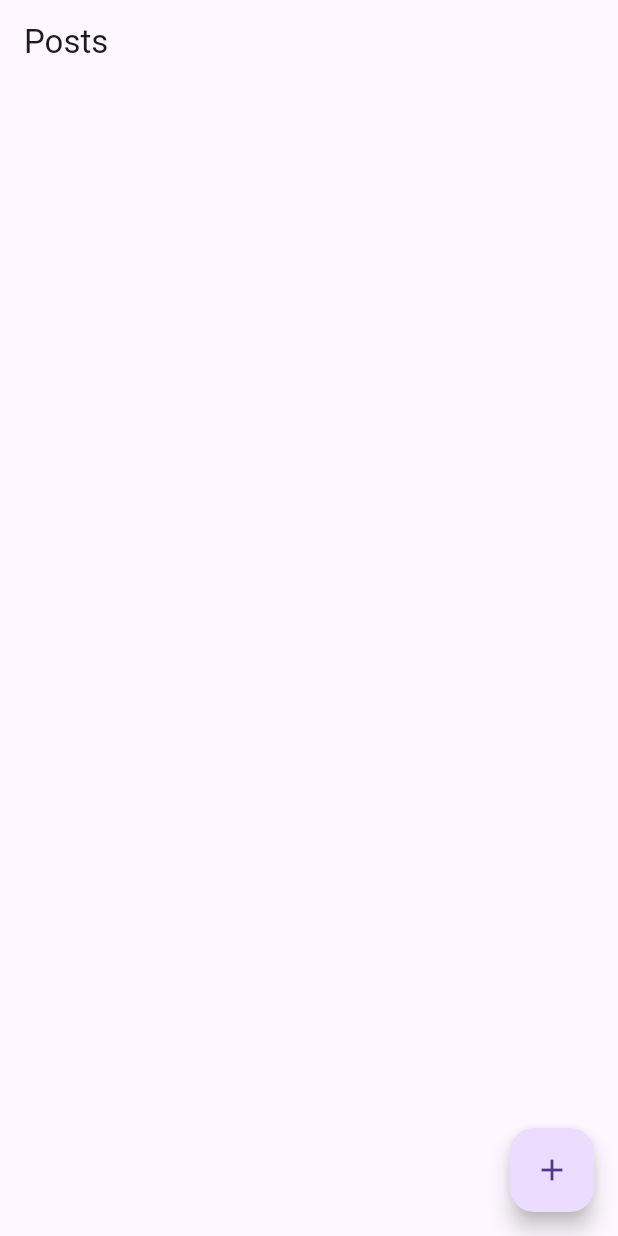
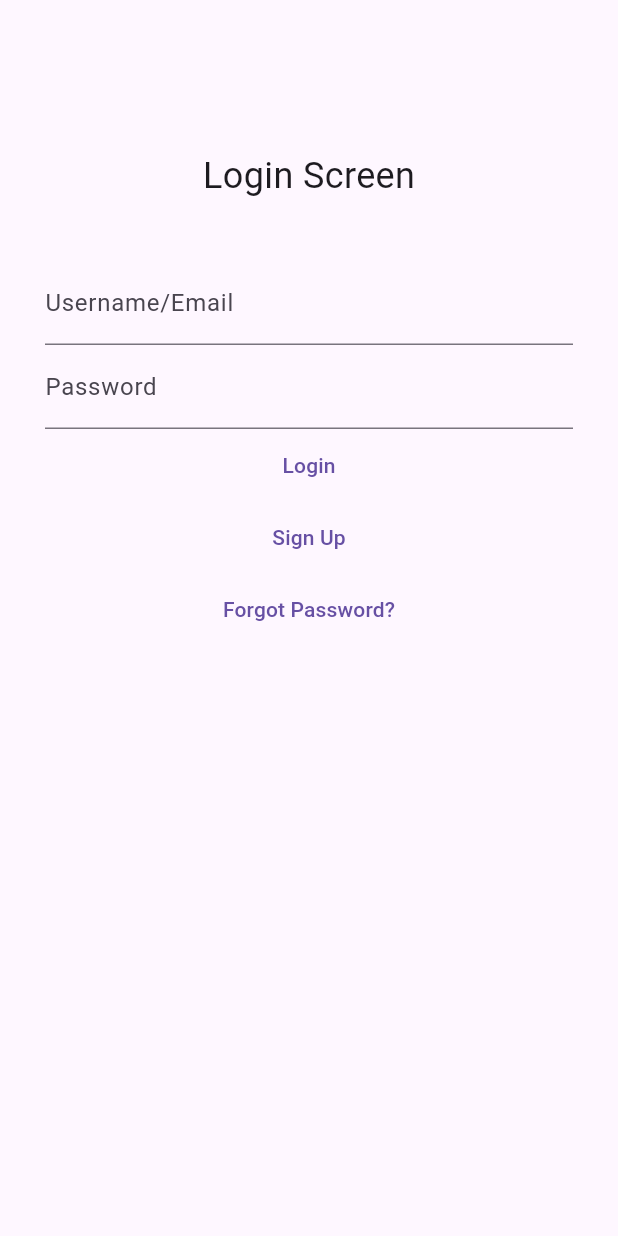
Before and after one commit to TasnimHmida/riverpod_fetch_api, a Flutter app: the screen it shows after launch, on a phone screen of 412 x 824 dp. Run offline on Flutter 3.47's test engine with Material 3 defaults, Android fonts, the phone set to English and light mode, and no system bars; our stand-ins replace auto_route, dartz, flutter_riverpod, freezed_annotation, internet_connection_checker, riverpod_annotation and 1 more; accounts and stored records are empty.

Commit message:
auth login and sign up with no package

```diff
--- /dev/null
+++ b/lib/features/authentication/data/data_sources/auth_remote_data_source.dart
@@ -0,0 +1,48 @@
+import 'package:supabase_flutter/supabase_flutter.dart';
+import '../../../../core/error/exceptions.dart';
+import 'package:dartz/dartz.dart';
+
+abstract class AuthRemoteDataSource {
+  Future<Unit> login(String email, String password);
+
+  Future<Unit> signUp(String email, String password);
+}
+
+class AuthRemoteDataSourceImpl implements AuthRemoteDataSource {
+  final SupabaseClient supabase;
+  AuthRemoteDataSourceImpl({required this.supabase});
+
+  @override
+  Future<Unit> login(String email, String password) async {
+    try {
+      final response =  await supabase.auth.signInWithPassword(
+        email: email,
+        password: password,
+      );
+      // if (response.error == null){
+      //
+      // }
+      print('user logged in successfully');
+      return Future.value(unit);
+    } catch (e) {
+      print('Error logging in');
+      throw ServerException();
+    }
+  }
+
+  @override
+  Future<Unit> signUp(String email, String password) async {
+    try {
+      final response =  await supabase.auth.signUp(
+        email: email,
+        password: password,
+      );
+
+      print('User created successfully');
+      return Future.value(unit);
+    } catch (e) {
+      print('Error creating data');
+      throw ServerException();
+    }
+  }
+}
--- /dev/null
+++ b/lib/features/authentication/domain/repositories/auth_repository.dart
@@ -0,0 +1,9 @@
+import '../../../../core/error/failures.dart';
+import 'package:dartz/dartz.dart';
+
+abstract class AuthRepository {
+  Future<Either<Failure, Unit>> login(String email, String password);
+
+  Future<Either<Failure, Unit>> register(String email, String password);
+
+}
--- /dev/null
+++ b/lib/features/authentication/domain/use_cases/login_usecase.dart
@@ -0,0 +1,13 @@
+import 'package:dartz/dartz.dart';
+import '../../../../core/error/failures.dart';
+import '../repositories/auth_repository.dart';
+
+class LoginUseCase {
+  final AuthRepository repository;
+
+  LoginUseCase(this.repository);
+
+  Future<Either<Failure, Unit>> call(String email, String password) async {
+    return await repository.login(email, password);
+  }
+}
--- /dev/null
+++ b/lib/features/authentication/domain/use_cases/register_usecase.dart
@@ -0,0 +1,12 @@
+import 'package:dartz/dartz.dart';
+import '../../../../core/error/failures.dart';
+import '../repositories/auth_repository.dart';
+class RegisterUseCase {
+  final AuthRepository repository;
+
+  RegisterUseCase(this.repository);
+
+  Future<Either<Failure, Unit>> call(String email, String password) async {
+    return await repository.register(email, password);
+  }
+}
--- /dev/null
+++ b/lib/features/authentication/presentation/pages/login_page.dart
@@ -0,0 +1,85 @@
+import 'package:flutter/foundation.dart';
+import 'package:flutter/material.dart';
+import 'package:flutter_riverpod/flutter_riverpod.dart';
+import 'package:riverpod_fetch_api/features/authentication/presentation/pages/register_page.dart';
+
+import '../providers/auth_provider.dart';
+
+class LoginPage extends ConsumerStatefulWidget {
+  const LoginPage({Key? key}) : super(key: key);
+
+  @override
+  ConsumerState<LoginPage> createState() => _LoginPageState();
+}
+
+class _LoginPageState extends ConsumerState<LoginPage> {
+  final _formKey = GlobalKey<FormState>();
+  final TextEditingController _emailController = TextEditingController();
+  final TextEditingController _passwordController = TextEditingController();
+
+  @override
+  Widget build(BuildContext context) {
+    return Scaffold(
+        body: SingleChildScrollView(
+      child: Padding(
+        padding: const EdgeInsets.symmetric(horizontal: 30, vertical: 100),
+        child: Column(
+          children: [
+            const Text('Login Screen', style: TextStyle(fontSize: 24)),
+            const SizedBox(height: 40),
+            Center(
+              child: Column(
+                mainAxisAlignment: MainAxisAlignment.center,
+                children: <Widget>[
+                  TextField(
+                    controller: _emailController,
+                    decoration:
+                        const InputDecoration(labelText: 'Username/Email'),
+                  ),
+                  TextField(
+                    controller: _passwordController,
+                    decoration: const InputDecoration(labelText: 'Password'),
+                    obscureText: true,
+                  ),
+                  TextButton(
+                    onPressed: () {
+                      // Implement login logic
+                    },
+                    child: const Text('Login'),
+                  ),
+                  TextButton(
+                    onPressed: () {
+                      Navigator.push(
+                        context,
+                        MaterialPageRoute(
+                          builder: (_) => const RegisterPage(),
+                        ),
+                      );
+                    },
+                    child: const Text('Sign Up'),
+                  ),
+                  TextButton(
+                    onPressed: () {
+                      // Navigator.pushNamed(context, '/sign_up');
+                    },
+                    child: const Text('Forgot Password?'),
+                  ),
+                ],
+              ),
+            ),
+          ],
+        ),
+      ),
+    ));
+  }
+
+  void validateFormThenLogin() {
+    final isValid = _formKey.currentState!.validate();
+
+    if (isValid) {
+      ref
+          .read(authStateNotifierProvider.notifier)
+          .login(_emailController.text, _passwordController.text);
+    }
+  }
+}
--- /dev/null
+++ b/lib/features/authentication/presentation/providers/auth_provider.dart
@@ -0,0 +1,10 @@
+import 'package:flutter_riverpod/flutter_riverpod.dart';
+import 'package:riverpod_fetch_api/features/authentication/presentation/providers/state/auth_notifier.dart';
+import 'package:riverpod_fetch_api/features/authentication/presentation/providers/state/auth_state.dart';
+import '../../domain/providers/auth_provider.dart';
+
+final authStateNotifierProvider =
+StateNotifierProvider<AuthNotifier, AuthState>((ref) {
+  final repository = ref.watch(authRepositoryProvider);
+  return AuthNotifier(authRepository: repository);
+});
--- a/lib/main.dart
+++ b/lib/main.dart
@@ -4,6 +4,7 @@ import 'package:supabase_flutter/supabase_flutter.dart';
 import 'core/observers.dart';
 import 'core/routes/app_route.dart';
 import 'core/strings.dart';
+import 'features/authentication/presentation/pages/login_page.dart';
 import 'features/posts/presentation/pages/posts_page.dart';
 
 Future<void> main() async {
@@ -23,7 +24,7 @@ class MyApp extends StatelessWidget {
   @override
   Widget build(BuildContext context) {
     return MaterialApp(
-      home: PostsPage(),
+      home: LoginPage(),
       // routeInformationParser: appRouter.defaultRouteParser(),
       // routerDelegate: appRouter.delegate(),
     );
--- a/pubspec.yaml
+++ b/pubspec.yaml
@@ -31,7 +31,6 @@ dependencies:
   flutter:
     sdk: flutter
 
-
   # The following adds the Cupertino Icons font to your application.
   # Use with the CupertinoIcons class for iOS style icons.
   cupertino_icons: ^1.0.6
@@ -43,7 +42,7 @@ dependencies:
   internet_connection_checker: ^1.0.0+1
   auto_route: ^8.1.2
   supabase_flutter: ^2.5.2
-
+  supabase_auth_ui: ^0.4.4
 
 dev_dependencies:
   flutter_test:
```
Also changed, not shown: lib/features/authentication/data/repositories/auth_repository_impl.dart (added, +40 -0 lines), lib/features/authentication/domain/providers/auth_provider.dart (added, +23 -0 lines), lib/features/authentication/presentation/pages/register_page.dart (added, +56 -0 lines), lib/features/authentication/presentation/providers/state/auth_notifier.dart (added, +35 -0 lines), lib/features/authentication/presentation/providers/state/auth_state.dart (added, +10 -0 lines), lib/features/authentication/presentation/pages/forget_password_page.dart (added), lib/features/authentication/presentation/providers/state/auth_state.freezed.dart (added), lib/features/posts/data/models/post_model.g.dart, pubspec.lock, 4 other files.
